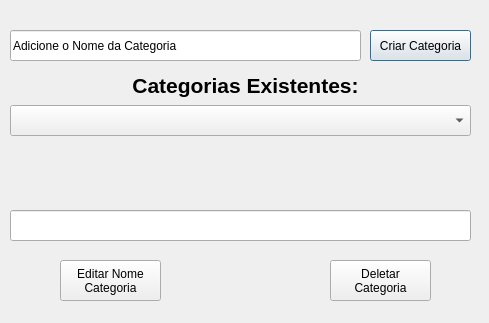
Above: planejamentos.ui from MateusVergennes/myWallet before the change. Below: the same form after it.
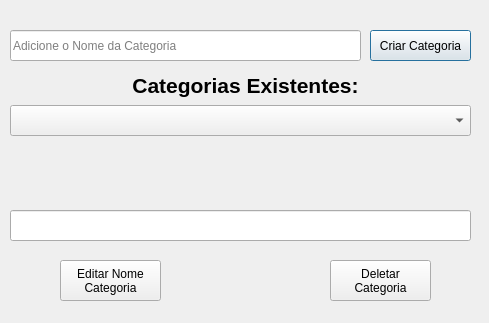
That is the form after the change.

Commit message: screen of planning has been finished

```diff
--- a/planejamentos.ui
+++ b/planejamentos.ui
@@ -45,7 +45,13 @@
      <height>31</height>
     </rect>
    </property>
+   <property name="inputMask">
+    <string/>
+   </property>
    <property name="text">
+    <string/>
+   </property>
+   <property name="placeholderText">
     <string>Adicione o Nome da Categoria</string>
    </property>
   </widget>
```
The commit also changes 2 other files.
